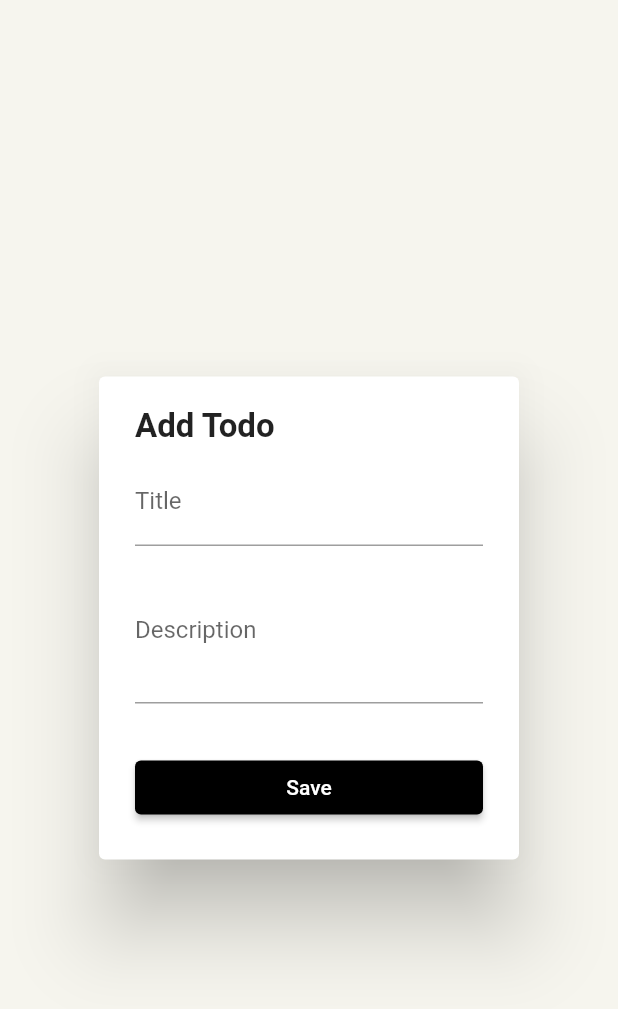
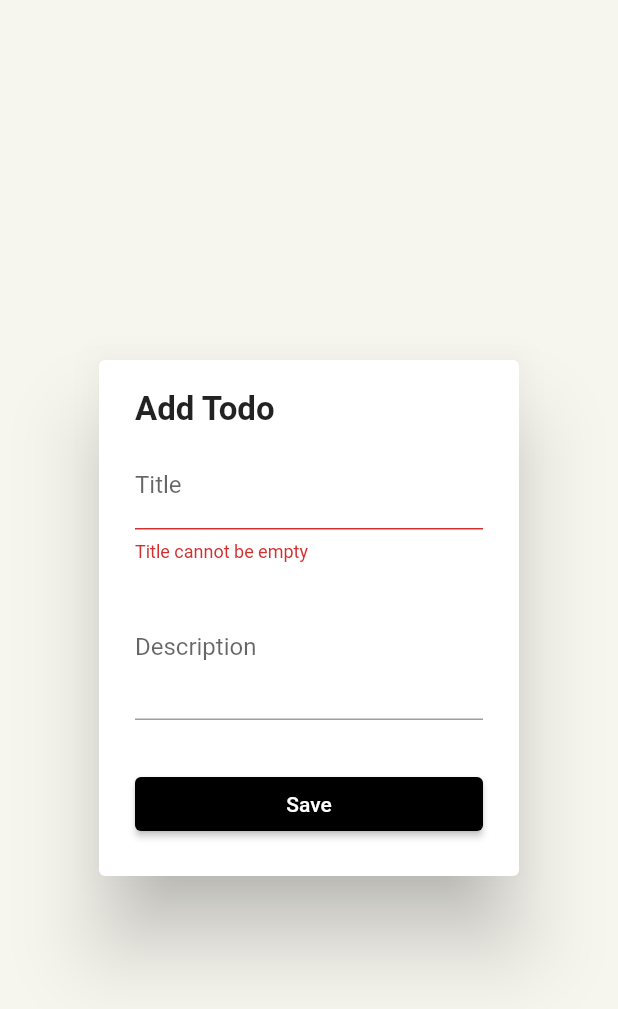
Before and after one commit to tejasrajanna/Flutter_todo, a Flutter app: the AddTodoDialogWidget widget shown alone on an empty page, opened directly, after a tap on "Save", on a phone screen of 412 x 824 dp. Shown: the top 1009 px of the screen. Run offline on Flutter 3.47's test engine with Material 2 defaults, Android fonts, the phone set to English and light mode, and no system bars; our stand-ins replace flutter_slidable.

Commit message:
Add Todo functionality

```diff
--- a/lib/page/home_page.dart
+++ b/lib/page/home_page.dart
@@ -58,7 +58,7 @@ class _HomePageState extends State<HomePage> {
       onPressed: ()=> showDialog (
         context: context,
         builder: (context)=> AddTodoDialogWidget(),
-        barrierDismissible: false
+        //barrierDismissible: false
         ),
       child: Icon(Icons.add),),
     );
--- a/lib/provider/todos.dart
+++ b/lib/provider/todos.dart
@@ -7,16 +7,12 @@ class TodosProvider extends ChangeNotifier {
       createdTime: DateTime.now(),
       title: 'Walk the dog',
     ),
-    Todo(createdTime: DateTime.now(), title: 'Groceries',
-    description: '''
+    Todo(createdTime: DateTime.now(), title: 'Groceries', description: '''
 -Eggs
 -Milk
 -Bread
 -Flour'''),
-    Todo(
-        createdTime: DateTime.now(),
-        title: 'Exercise',
-        description: '''
+    Todo(createdTime: DateTime.now(), title: 'Exercise', description: '''
 -Push ups
 -Treadmill
 -Cycling'''),
@@ -27,4 +23,9 @@ class TodosProvider extends ChangeNotifier {
   ];
 
   List<Todo> get todos => _todos.where((todo) => todo.isDone == false).toList();
+
+  void addTodo(Todo todo) {
+    _todos.add(todo);
+    notifyListeners();
+  }
 }
--- a/lib/widget/add_todo_dialog_widget.dart
+++ b/lib/widget/add_todo_dialog_widget.dart
@@ -1,4 +1,7 @@
 import 'package:flutter/material.dart';
+import 'package:provider/provider.dart';
+import 'package:todo/model/todo.dart';
+import 'package:todo/provider/todos.dart';
 import 'package:todo/widget/todo_form_widget.dart';
 
 class AddTodoDialogWidget extends StatefulWidget {
@@ -9,14 +12,17 @@ class AddTodoDialogWidget extends StatefulWidget {
 }
 
 class _AddTodoDialogWidgetState extends State<AddTodoDialogWidget> {
-  //final _formKey = GlobalKey<FormState>();
+  final _formKey = GlobalKey<FormState>();
   String title = '';
   String description = '';
 
   @override
   Widget build(BuildContext context) {
     return AlertDialog(
-      content: Column(
+      content: Form(
+        key: _formKey,
+        child: Expanded(
+          child: Column(
             mainAxisSize: MainAxisSize.min,
             crossAxisAlignment: CrossAxisAlignment.start,
             children: [
@@ -32,10 +38,31 @@ class _AddTodoDialogWidgetState extends State<AddTodoDialogWidget> {
                 onChangedTitle: (title) => setState(() => this.title = title),
                 onChangedDescription: (description) =>
                     setState(() => this.description = description),
-            onSavedTodo: () {},
+                onSavedTodo: addTodo,
               )
             ],
           ),
+        ),
+      ),
     );
   }
+
+  void addTodo() {
+    final isValid = _formKey.currentState!.validate();
+    if (!isValid) {
+      return;
+    } else {
+      final todo = Todo(
+        id: DateTime.now().toString(),
+        title: title,
+        description: description,
+        createdTime: DateTime.now(),
+      );
+
+      final provider = Provider.of<TodosProvider>(context, listen: false);
+      provider.addTodo(todo);
+
+      Navigator.of(context).pop();
     }
+  }
+}
--- a/lib/widget/todo_form_widget.dart
+++ b/lib/widget/todo_form_widget.dart
@@ -32,7 +32,8 @@ class TodoFormWidget extends StatelessWidget {
         ),
         buildButton(),
       ],
-    ));
+    )
+    );
   }
 
   Widget buildTitle() => TextFormField(
```
Lines whose indentation alone changed are shown as unchanged.
